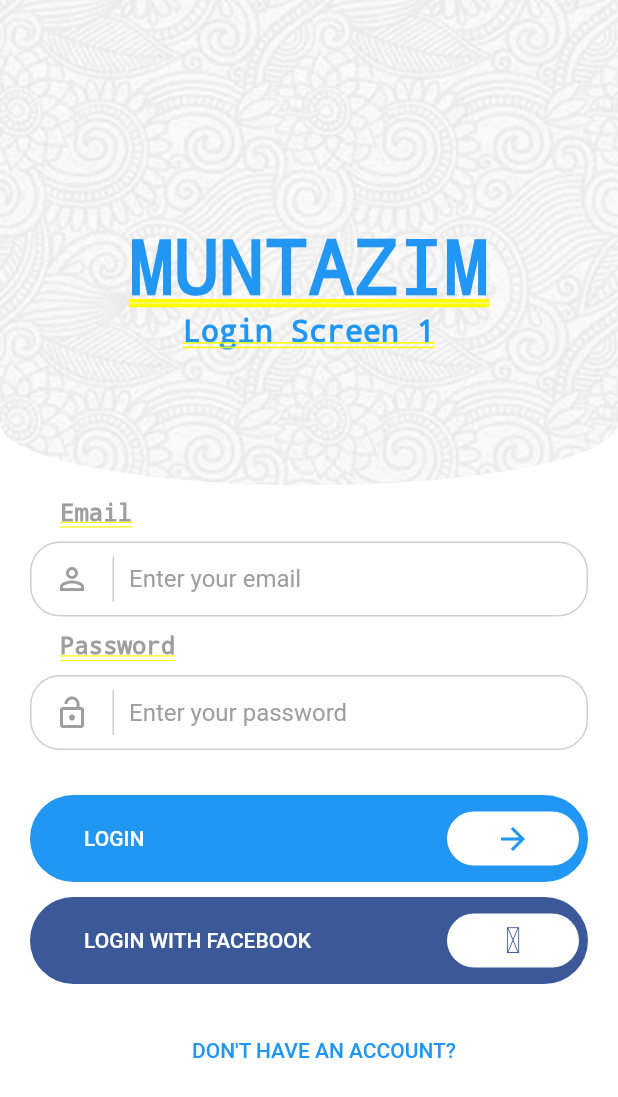
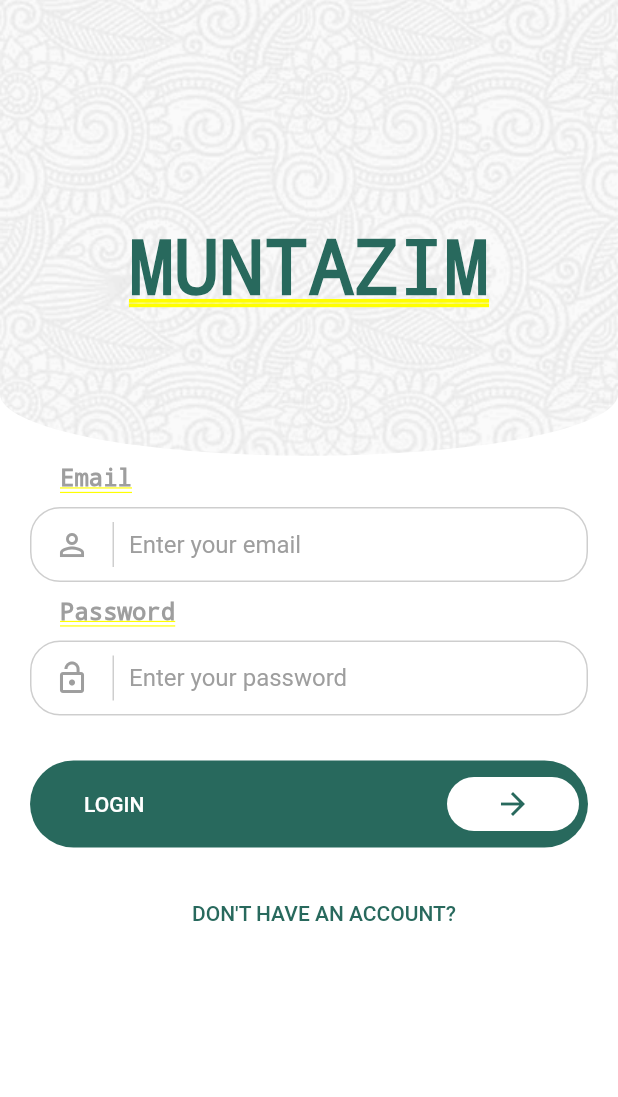
Before and after one commit to iammujtaba44/my_muntazim, a Flutter app: the screen it shows after launch, on a phone screen of 412 x 824 dp. Shown: the top 1097 px of the screen. Run offline on Flutter 3.47's test engine with Material 2 defaults, Android fonts, the phone set to English and light mode, and no system bars; drawn by our look-alikes of flutter_easyloading; our stand-ins replace avatar_glow, curved_navigation_bar, flutter_calendar_carousel, flutter_spinkit, fluttertoast, material_design_icons_flutter; missing offline and left inert: colorful_safe_area; accounts and stored records are empty.

Commit message:
Issues resolved2

```diff
--- a/lib/login_screen1.dart
+++ b/lib/login_screen1.dart
@@ -36,13 +36,6 @@ class LoginScreen1 extends StatelessWidget {
                     "MUNTAZIM",
                     style: TextStyle(
                         fontSize: 50.0,
-                        fontWeight: FontWeight.bold,
-                        color: this.primaryColor),
-                  ),
-                  Text(
-                    "Login Screen 1",
-                    style: TextStyle(
-                        fontSize: 20.0,
                         fontWeight: FontWeight.bold,
                         color: this.primaryColor),
                   ),
@@ -189,55 +182,55 @@ class LoginScreen1 extends StatelessWidget {
               ],
             ),
           ),
-          Container(
-            margin: const EdgeInsets.only(top: 10.0),
-            padding: const EdgeInsets.only(left: 20.0, right: 20.0),
-            child: new Row(
-              children: <Widget>[
-                new Expanded(
-                  child: FlatButton(
-                    shape: new RoundedRectangleBorder(
-                        borderRadius: new BorderRadius.circular(30.0)),
-                    splashColor: Color(0xFF3B5998),
-                    color: Color(0xff3B5998),
-                    child: new Row(
-                      children: <Widget>[
-                        new Padding(
-                          padding: const EdgeInsets.only(left: 20.0),
-                          child: Text(
-                            "LOGIN WITH FACEBOOK",
-                            style: TextStyle(color: Colors.white),
-                          ),
-                        ),
-                        new Expanded(
-                          child: Container(),
-                        ),
-                        new Transform.translate(
-                          offset: Offset(15.0, 0.0),
-                          child: new Container(
-                            padding: const EdgeInsets.all(5.0),
-                            child: FlatButton(
-                              shape: new RoundedRectangleBorder(
-                                  borderRadius:
-                                      new BorderRadius.circular(28.0)),
-                              splashColor: Colors.white,
-                              color: Colors.white,
-                              child: Icon(
-                                const IconData(0xea90, fontFamily: 'icomoon'),
-                                color: Color(0xff3b5998),
-                              ),
-                              onPressed: () => {},
-                            ),
-                          ),
-                        )
-                      ],
-                    ),
-                    onPressed: () => {},
-                  ),
-                ),
-              ],
-            ),
-          ),
+          // Container(
+          //   margin: const EdgeInsets.only(top: 10.0),
+          //   padding: const EdgeInsets.only(left: 20.0, right: 20.0),
+          //   child: new Row(
+          //     children: <Widget>[
+          //       new Expanded(
+          //         child: FlatButton(
+          //           shape: new RoundedRectangleBorder(
+          //               borderRadius: new BorderRadius.circular(30.0)),
+          //           splashColor: Color(0xFF3B5998),
+          //           color: Color(0xff3B5998),
+          //           child: new Row(
+          //             children: <Widget>[
+          //               new Padding(
+          //                 padding: const EdgeInsets.only(left: 20.0),
+          //                 child: Text(
+          //                   "LOGIN WITH FACEBOOK",
+          //                   style: TextStyle(color: Colors.white),
+          //                 ),
+          //               ),
+          //               new Expanded(
+          //                 child: Container(),
+          //               ),
+          //               new Transform.translate(
+          //                 offset: Offset(15.0, 0.0),
+          //                 child: new Container(
+          //                   padding: const EdgeInsets.all(5.0),
+          //                   child: FlatButton(
+          //                     shape: new RoundedRectangleBorder(
+          //                         borderRadius:
+          //                             new BorderRadius.circular(28.0)),
+          //                     splashColor: Colors.white,
+          //                     color: Colors.white,
+          //                     child: Icon(
+          //                       const IconData(0xea90, fontFamily: 'icomoon'),
+          //                       color: Color(0xff3b5998),
+          //                     ),
+          //                     onPressed: () => {},
+          //                   ),
+          //                 ),
+          //               )
+          //             ],
+          //           ),
+          //           onPressed: () => {},
+          //         ),
+          //       ),
+          //     ],
+          //   ),
+          // ),
           Container(
             margin: const EdgeInsets.only(top: 20.0),
             padding: const EdgeInsets.only(left: 20.0, right: 20.0),
--- a/lib/main.dart
+++ b/lib/main.dart
@@ -17,7 +17,7 @@ class myapp extends StatelessWidget {
           // home: LoginScreen(),
           home: LoginScreen1(
             key: key,
-            primaryColor: Colors.blue,
+            primaryColor: Color.fromRGBO(40, 105, 93, 10),
             backgroundColor: Colors.white,
             backgroundImage: AssetImage('assets/bloom.png'),
           )
```
